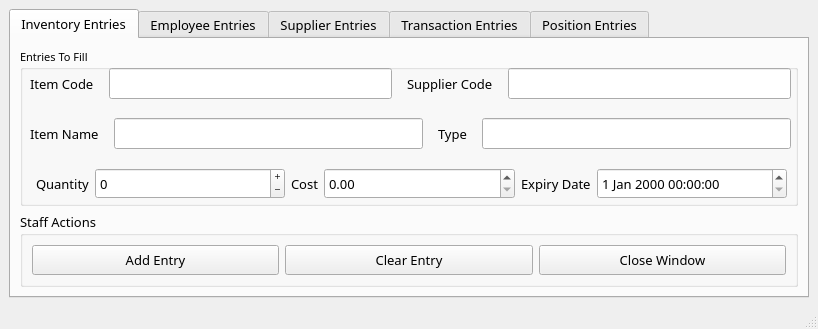
Above: Design Backend and FrontEnd/PyQt5 Prototype/Route88_Inventory_ModifierEntry.ui from CodexLink/Route88_HybridBusinessSystem before the change. Below: the same form after it.
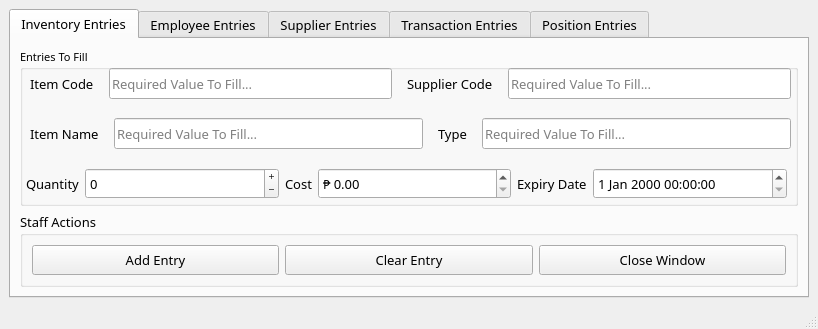
That is the form after the change. Icons and pictures are not drawn.

Commit message:
[Development] From InventorySys to ManagementSys, Func @ Add Data on 40%
I cannot track everything at the moment. So push in one shot. It's a bad practice but we have to consider time at the moment.

```diff
--- a/Design Backend and FrontEnd/PyQt5 Prototype/Route88_Inventory_ModifierEntry.ui
+++ b/Design Backend and FrontEnd/PyQt5 Prototype/Route88_Inventory_ModifierEntry.ui
@@ -134,6 +134,9 @@
                 <pointsize>10</pointsize>
                </font>
               </property>
+              <property name="placeholderText">
+               <string>Required Value To Fill...</string>
+              </property>
               <property name="clearButtonEnabled">
                <bool>true</bool>
               </property>
@@ -172,6 +175,9 @@
                 <pointsize>10</pointsize>
                </font>
               </property>
+              <property name="placeholderText">
+               <string>Required Value To Fill...</string>
+              </property>
               <property name="clearButtonEnabled">
                <bool>true</bool>
               </property>
@@ -225,6 +231,9 @@
                 <pointsize>10</pointsize>
                </font>
               </property>
+              <property name="placeholderText">
+               <string>Required Value To Fill...</string>
+              </property>
               <property name="clearButtonEnabled">
                <bool>true</bool>
               </property>
@@ -263,6 +272,9 @@
                 <pointsize>10</pointsize>
                </font>
               </property>
+              <property name="placeholderText">
+               <string>Required Value To Fill...</string>
+              </property>
               <property name="clearButtonEnabled">
                <bool>true</bool>
               </property>
@@ -273,9 +285,9 @@
           <widget class="QWidget" name="horizontalLayoutWidget_3">
            <property name="geometry">
             <rect>
-             <x>16</x>
+             <x>6</x>
              <y>120</y>
-             <width>751</width>
+             <width>761</width>
              <height>31</height>
             </rect>
            </property>
@@ -319,6 +331,9 @@
               <property name="buttonSymbols">
                <enum>QAbstractSpinBox::PlusMinus</enum>
               </property>
+              <property name="showGroupSeparator" stdset="0">
+               <bool>false</bool>
+              </property>
              </widget>
             </item>
             <item>
@@ -354,6 +369,9 @@
                 <pointsize>10</pointsize>
                </font>
               </property>
+              <property name="prefix">
+               <string>₱ </string>
+              </property>
              </widget>
             </item>
             <item>
```
Left out of the diff: 11 changed lines with no effect on the pictures. The commit also changes 6 other files.
